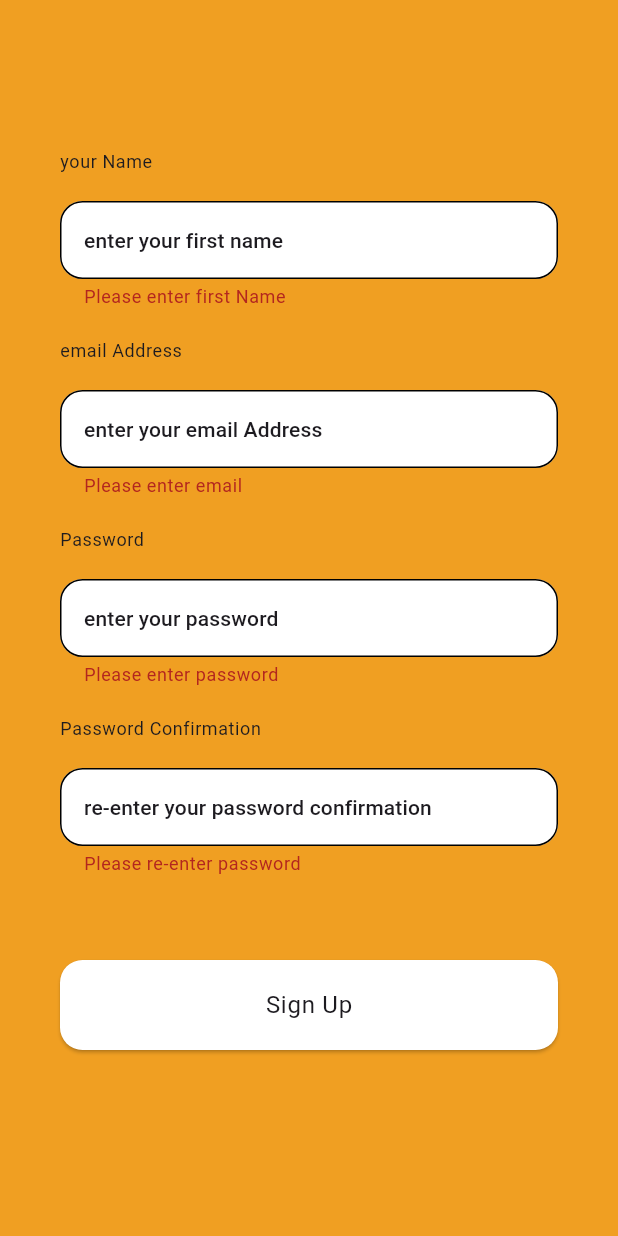
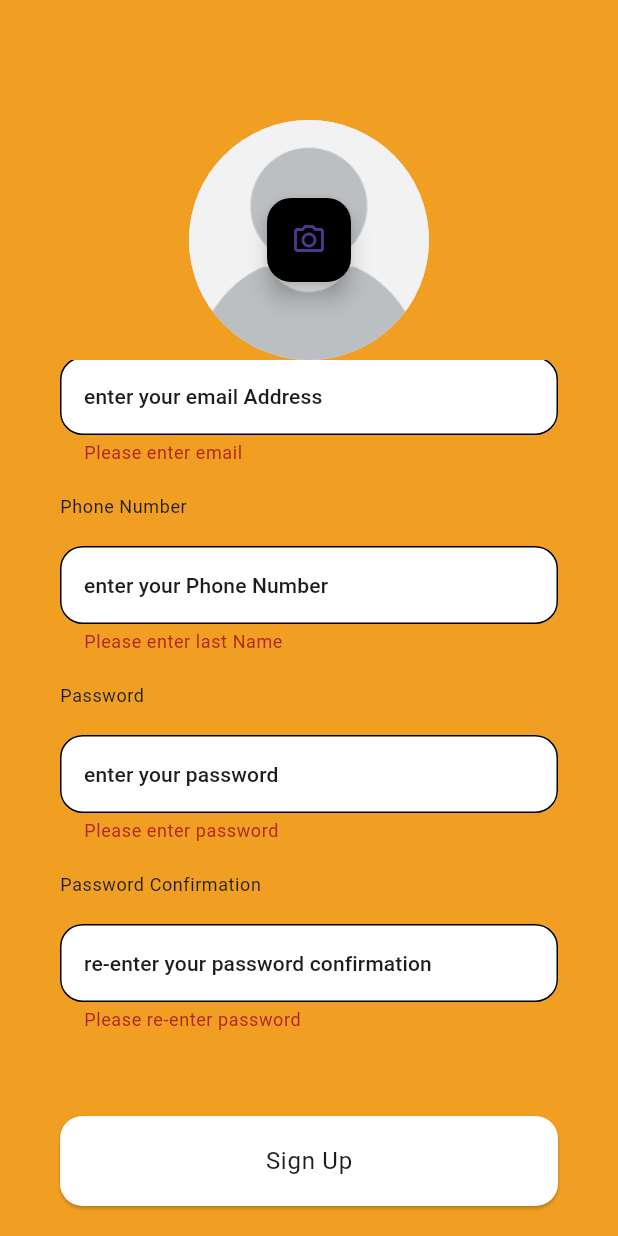
Before and after one commit to meslhy/kartak, a Flutter app: the RegisterScreen screen opened by its route, after a tap on "Sign Up", on a phone screen of 412 x 824 dp. Run offline on Flutter 3.47's test engine with Material 3 defaults, Android fonts, the light colour scheme and no system bars; our stand-ins replace bloc, cached_network_image, connectivity_plus, dartz, floating_bottom_navigation_bar, flutter_bloc and 4 more; accounts and stored records are empty.

Commit message:
create logic of signup .

```diff
--- a/lib/domain/repos/auth_repo/auth_repo.dart
+++ b/lib/domain/repos/auth_repo/auth_repo.dart
@@ -11,7 +11,9 @@ abstract class AuthRepo{
   Future<Either<Failuer , bool>> register({
     required String name,
     required String password,
+    required String phone,
     required String passwordConfirm,
     required String email,
+    required File image
   });
 }
--- a/lib/domain/use_cases/register_use_case.dart
+++ b/lib/domain/use_cases/register_use_case.dart
@@ -15,8 +15,16 @@ class RegisterUseCase {
     required name,
     required password,
     required email,
+    required phone,
     required passwordConfirm,
+    required image
   } ){
-    return repo.register(name: name,email: email,password: password,passwordConfirm:passwordConfirm);
+    return repo.register(
+        name: name,
+        email: email,
+        phone: phone,
+        password: password,
+        passwordConfirm:passwordConfirm,
+        image:image);
   }
 }
--- a/lib/ui/screens/auth/signup/register_screen.dart
+++ b/lib/ui/screens/auth/signup/register_screen.dart
@@ -1,6 +1,5 @@
 import 'package:flutter/material.dart';
 import 'package:flutter_bloc/flutter_bloc.dart';
-import 'package:graduation_project/shared_locale/helper.dart';
 import 'package:graduation_project/ui/screens/auth/signup/register_view_model.dart';
 import 'package:graduation_project/ui/utils/app_assets.dart';
 import 'package:graduation_project/ui/utils/app_colors.dart';
@@ -49,8 +48,53 @@ class _RegisterScreenState extends State<RegisterScreen> {
           padding: const EdgeInsets.only(left: 20.0,right: 20,top: 80),
           child: Column(
             children: [
+              BlocBuilder(
+                bloc: viewModel,
+                builder: (context, state) {
+                  if(viewModel.isImageSelected) {
+                    return Stack(
+                      alignment: AlignmentDirectional.center,
+                      children: [
+                        CircleAvatar(
+                          backgroundImage: FileImage(viewModel.pickedImage!),
+                          radius: 80,
+                        ),
+                        FloatingActionButton(
+                          backgroundColor: AppColors.black,
+                          onPressed: (){
+                            viewModel.getImage();
+
+                          },
+                          child: const Icon(Icons.camera_alt_outlined),
+                        ),
+                      ],
+                    );
+                  }else{
+                    return Stack(
+                      alignment: AlignmentDirectional.center,
+                      children: [
+                        const  CircleAvatar(
+                          backgroundImage: AssetImage(AppAssets.unknown),
+                          radius: 80,
+                        ),
+                        FloatingActionButton(
+                          backgroundColor: AppColors.black,
+                          onPressed: (){
+                            viewModel.getImage();
+
+                          },
+                          child: Icon(Icons.camera_alt_outlined),
+                        ),
+                      ],
+                    );
+                  }
+                },
+              ),
+
+
               Expanded(
                 child: SingleChildScrollView(
+                  reverse: true,
                   child: Padding(
                     padding: const EdgeInsets.all(20.0),
                     child: Form(
@@ -59,12 +103,12 @@ class _RegisterScreenState extends State<RegisterScreen> {
                         crossAxisAlignment: CrossAxisAlignment.stretch,
 
                         children: [
-                          FormLabelWidget(label: 'your Name'),
+                          FormLabelWidget(label: 'Name'),
                           const SizedBox(
                             height: 18,
                           ),
                           CustomTextFormField(
-                              hintText: 'enter your first name',
+                              hintText: 'enter your name',
                               controller: viewModel.name,
                               validator: (text) {
                                 if (text == null || text.trim().isEmpty) {
@@ -82,7 +126,7 @@ class _RegisterScreenState extends State<RegisterScreen> {
                           ),
                           CustomTextFormField(
                               hintText: 'enter your email Address',
-                              controller: viewModel.emailController,
+                              controller: viewModel.email,
                               validator:(text){
                                 if (text == null || text.trim().isEmpty) {
                                   return 'Please enter email';
@@ -100,13 +144,30 @@ class _RegisterScreenState extends State<RegisterScreen> {
                           const SizedBox(
                             height: 20,
                           ),
+                          FormLabelWidget(label: 'Phone Number'),
+                          const SizedBox(
+                            height: 18,
+                          ),
+                          CustomTextFormField(
+                              hintText: 'enter your Phone Number',
+                              controller: viewModel.phone,
+                              validator: (text) {
+                                if (text == null || text.trim().isEmpty) {
+                                  return 'Please enter last Name';
+                                }
+                                return null;
+                              },
+                              type: TextInputType.emailAddress),
+                          const SizedBox(
+                            height: 20,
+                          ),
                           FormLabelWidget(label: 'Password'),
                           const SizedBox(
                             height: 18,
                           ),
                           CustomTextFormField(
                             hintText: 'enter your password',
-                            controller: viewModel.passController,
+                            controller: viewModel.pass,
                             validator: (text) {
                               if (text == null || text.trim().isEmpty) {
                                 return 'Please enter password ';
@@ -128,12 +189,12 @@ class _RegisterScreenState extends State<RegisterScreen> {
                           ),
                           CustomTextFormField(
                             hintText: 're-enter your password confirmation',
-                            controller: viewModel.passwordConfirm,
+                            controller: viewModel.rePass,
                             validator: (text) {
                               if (text == null || text.trim().isEmpty) {
                                 return 'Please re-enter password ';
                               }
-                              if (text != viewModel.passController.text) {
+                              if (text != viewModel.pass.text) {
                                 return "Password doesn't match.";
                               }
                               return null;
@@ -147,7 +208,6 @@ class _RegisterScreenState extends State<RegisterScreen> {
                           CustomButtonWidget(
                               title: 'Sign Up',
                               onPressed: () {
-                                SharedPreferenceGlobal.putData(key: "lastIndex", data: 0);
                                 viewModel.register();
                               })
                         ],
@@ -159,6 +219,7 @@ class _RegisterScreenState extends State<RegisterScreen> {
             ],
           ),
         ),
+
       ),
     );
   }
--- a/lib/ui/screens/auth/signup/register_view_model.dart
+++ b/lib/ui/screens/auth/signup/register_view_model.dart
@@ -1,7 +1,11 @@
+import 'dart:io';
+
 import 'package:dartz/dartz.dart';
 import 'package:flutter/material.dart';
 import 'package:flutter_bloc/flutter_bloc.dart';
+import 'package:image_picker/image_picker.dart';
 import 'package:injectable/injectable.dart';
+
 import '../../../../data/model/failures.dart';
 import '../../../../domain/use_cases/register_use_case.dart';
 import '../../../utils/base_request_states.dart';
@@ -11,17 +15,20 @@ import '../../../utils/base_request_states.dart';
 class RegisterViewModel extends Cubit{
   GlobalKey<FormState> registerKey = GlobalKey();
   TextEditingController name = TextEditingController();
-  TextEditingController emailController = TextEditingController();
-  TextEditingController passController = TextEditingController();
-  TextEditingController passwordConfirm = TextEditingController();
+  TextEditingController email = TextEditingController();
+  TextEditingController phone = TextEditingController();
+  TextEditingController pass = TextEditingController();
+  TextEditingController rePass = TextEditingController();
+  File? pickedImage;
+  bool isImageSelected = false;
   RegisterUseCase useCase;
   RegisterViewModel(this.useCase):super(BaseRequestInitialState);
 
   void register() async{
-     if(!registerKey.currentState!.validate())return;
+    if(!registerKey.currentState!.validate())return;
     emit(BaseRequestLoadingState());
     Either<Failuer ,bool> response = await
-    useCase.execute(name: name.text,email: emailController.text,password: passController.text,passwordConfirm:passwordConfirm.text);
+    useCase.execute(name: name.text,phone: phone.text, password: pass.text, email: email.text, passwordConfirm: rePass.text, image: pickedImage);
 
     response.fold(
             (error){
@@ -34,4 +41,20 @@ class RegisterViewModel extends Cubit{
 
 
 
+  Future<void> getImage() async {
+    try {
+      final pickedFile = await ImagePicker().pickImage(
+        source: ImageSource.gallery,
+      );
+
+      if (pickedFile != null) {
+        emit(pickedImage = File(pickedFile.path));
+        isImageSelected = true;
+      }
+
+      print(pickedFile);
+    } catch (e) {
+      print('Error picking image: $e');
+    }
+  }
 }
--- a/lib/ui/utils/end_points.dart
+++ b/lib/ui/utils/end_points.dart
@@ -1,6 +1,6 @@
 abstract class EndPoints {
   static String baseUrl = "kartak.onrender.com";
   static String login = "/api/auth";
-  static String register = "/api/v1/auth/signup";
+  static String register = "/api/user";
 
 }
```
Also changed, not shown: lib/data/repos/auth_repo/auth_repo_impl.dart (+24 -20 lines). Lines whose indentation alone changed are shown as unchanged.
